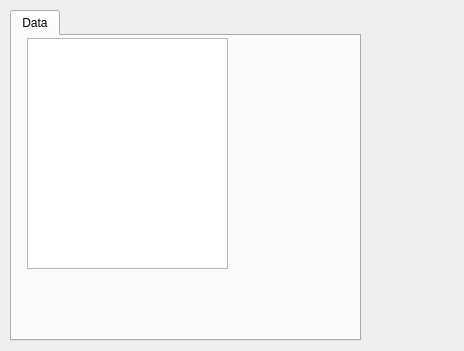
Before: the Qt Designer form topicmanagers/digisense/ui_dsdatatabwidget.ui in nzfarmer1/telemetrylayer, drawn with Qt 5.
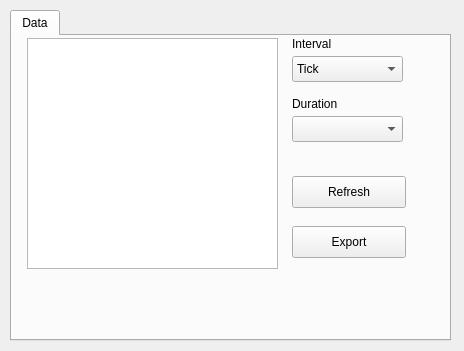
After: the same form once the commit is applied.

```diff
--- a/topicmanagers/digisense/ui_dsdatatabwidget.ui
+++ b/topicmanagers/digisense/ui_dsdatatabwidget.ui
@@ -18,7 +18,7 @@
     <rect>
      <x>10</x>
      <y>10</y>
-     <width>351</width>
+     <width>441</width>
      <height>331</height>
     </rect>
    </property>
@@ -34,11 +34,141 @@
       <rect>
        <x>15</x>
        <y>2</y>
-       <width>201</width>
+       <width>251</width>
        <height>231</height>
       </rect>
      </property>
     </widget>
+    <widget class="QComboBox" name="comboInterval">
+     <property name="geometry">
+      <rect>
+       <x>280</x>
+       <y>20</y>
+       <width>111</width>
+       <height>26</height>
+      </rect>
+     </property>
+     <property name="toolTip">
+      <string>&lt;html&gt;&lt;head/&gt;&lt;body&gt;&lt;p&gt;Set the interval between each update (or tick for every update)&lt;/p&gt;&lt;/body&gt;&lt;/html&gt;</string>
+     </property>
+     <item>
+      <property name="text">
+       <string>Tick</string>
+      </property>
+     </item>
+     <item>
+      <property name="text">
+       <string>1 Minute</string>
+      </property>
+     </item>
+     <item>
+      <property name="text">
+       <string>5 Minute</string>
+      </property>
+     </item>
+     <item>
+      <property name="text">
+       <string>15 Minute</string>
+      </property>
+     </item>
+     <item>
+      <property name="text">
+       <string>30 Minute</string>
+      </property>
+     </item>
+     <item>
+      <property name="text">
+       <string>1 Hour</string>
+      </property>
+     </item>
+     <item>
+      <property name="text">
+       <string>4 Hour</string>
+      </property>
+     </item>
+     <item>
+      <property name="text">
+       <string>Daily</string>
+      </property>
+     </item>
+    </widget>
+    <widget class="QComboBox" name="comboDuration">
+     <property name="geometry">
+      <rect>
+       <x>280</x>
+       <y>80</y>
+       <width>111</width>
+       <height>26</height>
+      </rect>
+     </property>
+     <property name="toolTip">
+      <string>&lt;html&gt;&lt;head/&gt;&lt;body&gt;&lt;p&gt;Time since first record&lt;/p&gt;&lt;/body&gt;&lt;/html&gt;</string>
+     </property>
+    </widget>
+    <widget class="QPushButton" name="btnRefresh">
+     <property name="geometry">
+      <rect>
+       <x>280</x>
+       <y>140</y>
+       <width>114</width>
+       <height>32</height>
+      </rect>
+     </property>
+     <property name="toolTip">
+      <string>&lt;html&gt;&lt;head/&gt;&lt;body&gt;&lt;p&gt;Refresh&lt;/p&gt;&lt;/body&gt;&lt;/html&gt;</string>
+     </property>
+     <property name="text">
+      <string>Refresh</string>
+     </property>
+    </widget>
+    <widget class="QLabel" name="labelInterval">
+     <property name="geometry">
+      <rect>
+       <x>280</x>
+       <y>0</y>
+       <width>62</width>
+       <height>16</height>
+      </rect>
+     </property>
+     <property name="toolTip">
+      <string>&lt;html&gt;&lt;head/&gt;&lt;body&gt;&lt;p&gt;Set the interval between each update (or tick for every update)&lt;/p&gt;&lt;/body&gt;&lt;/html&gt;</string>
+     </property>
+     <property name="text">
+      <string>Interval</string>
+     </property>
+    </widget>
+    <widget class="QLabel" name="labelDuration">
+     <property name="geometry">
+      <rect>
+       <x>280</x>
+       <y>60</y>
+       <width>62</width>
+       <height>16</height>
+      </rect>
+     </property>
+     <property name="toolTip">
+      <string>&lt;html&gt;&lt;head/&gt;&lt;body&gt;&lt;p&gt;Time since first record&lt;/p&gt;&lt;/body&gt;&lt;/html&gt;</string>
+     </property>
+     <property name="text">
+      <string>Duration</string>
+     </property>
+    </widget>
+    <widget class="QPushButton" name="btnExport">
+     <property name="geometry">
+      <rect>
+       <x>280</x>
+       <y>190</y>
+       <width>114</width>
+       <height>32</height>
+      </rect>
+     </property>
+     <property name="toolTip">
+      <string>&lt;html&gt;&lt;head/&gt;&lt;body&gt;&lt;p&gt;Export data (.csv)&lt;/p&gt;&lt;/body&gt;&lt;/html&gt;</string>
+     </property>
+     <property name="text">
+      <string>Export</string>
+     </property>
+    </widget>
    </widget>
   </widget>
  </widget>
```
